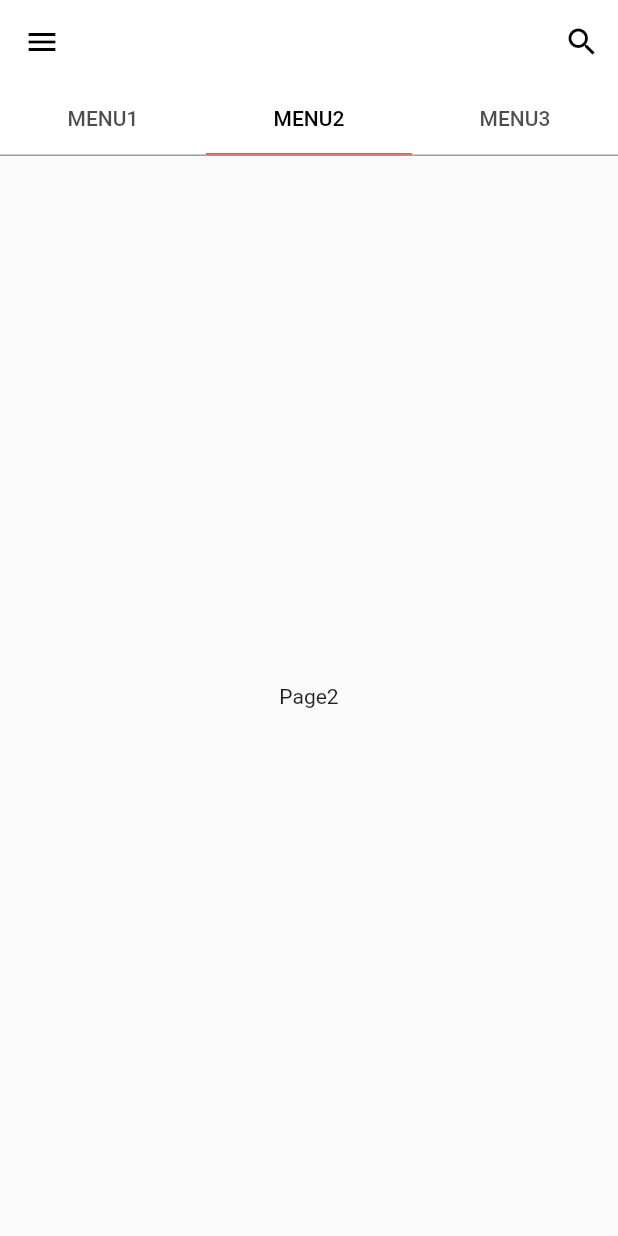
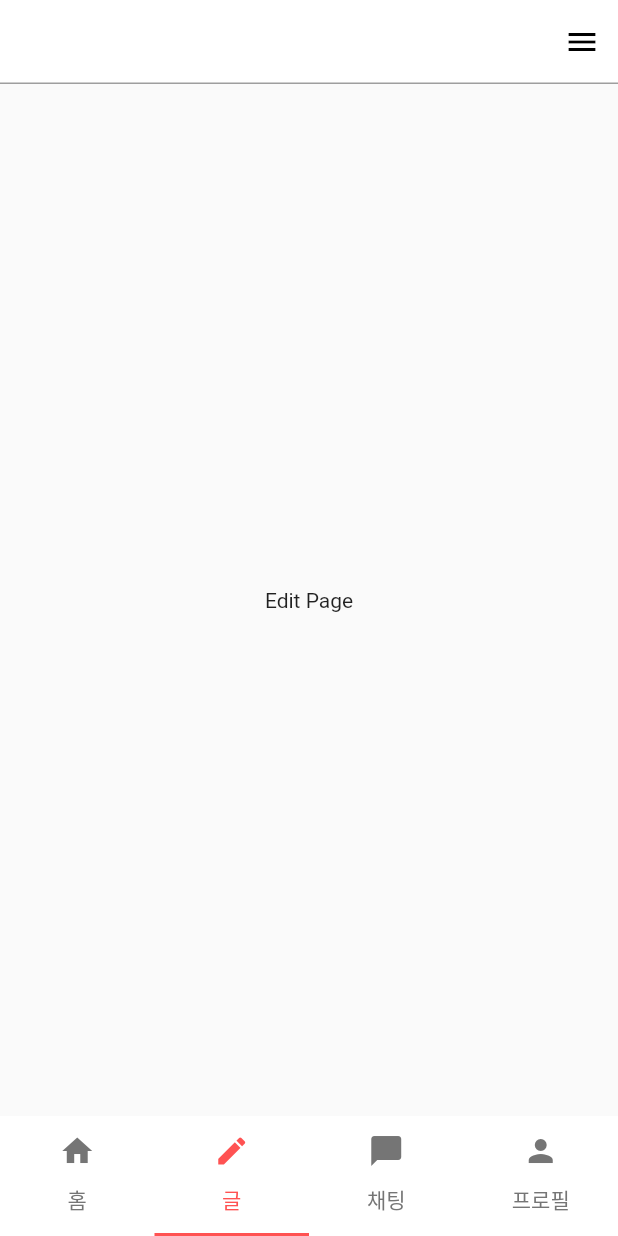
Before and after one commit to jongho-dev/FencingApp, a Flutter app: the screen it shows after launch, on a phone screen of 412 x 824 dp. Run offline on Flutter 3.47's test engine with Material 2 defaults, Android fonts, the light colour scheme and no system bars.

Commit message:
FEAT: BottomNavigateBar 구현

```diff
--- a/lib/main.dart
+++ b/lib/main.dart
@@ -27,37 +27,71 @@ class _HomePageState extends State<HomePage> {
   Widget build(BuildContext context) {
     return DefaultTabController(
       initialIndex: 1,
-      length: 3,
+      length: 4,
       child: Scaffold(
         appBar: AppBar(
           backgroundColor: Colors.white,
           elevation: 0.0,
           shape: Border(bottom: BorderSide(color: Colors.grey, width: 1.0)),
           iconTheme: IconThemeData(color: Colors.black),
-            actions: [
-              IconButton(
-                icon: Icon(Icons.search),
-                onPressed: () {},
-              )
+          // actions: [
+          //   IconButton(
+          //     icon: Icon(Icons.search),
+          //     onPressed: () {},
+          //   ),
+          //   IconButton(
+          //     icon: Icon(Icons.person),
+          //     onPressed: () {},
+          //   )
+          // ],
+          // bottom: TabBar(
+          //   tabs: [
+          //     Tab(text: '홈'),
+          //     Tab(text: 'MENU2'),
+          //     Tab(text: 'MENU3'),
+          //   ],
+          //   labelColor: Colors.black,
+          //   indicatorColor: Colors.redAccent,
+          // ),
+        ),
+        endDrawer: Drawer(),
+        body: TabBarView(
+          children: [
+            Center(child: Text('Home Page')),
+            Center(child: Text('Edit Page')),
+            Center(child: Text('Chatting Page')),
+            Center(child: Text('Profile Page'))
           ],
-            bottom: TabBar(
+        ),
+        bottomNavigationBar: Container(
+          color: Colors.white,
+          height: 80,
+          child: TabBar(
             tabs: [
-                Tab(text: 'MENU1'),
-                Tab(text: 'MENU2'),
-                Tab(text: 'MENU3'),
+              Tab(
+                icon: Icon(Icons.home),
+                text: '홈',
+              ),
+              Tab(
+                icon: Icon(Icons.edit),
+                text: '글',
+              ),
+              Tab(
+                icon: Icon(Icons.chat_bubble),
+                text: '채팅',
+              ),
+              Tab(
+                icon: Icon(Icons.person),
+                text: '프로필',
+              ),
             ],
-              labelColor: Colors.black,
+            labelColor: Colors.redAccent,
+            labelStyle: TextStyle(fontSize: 14),
             indicatorColor: Colors.redAccent,
+            unselectedLabelColor: Colors.grey[600],
           ),
         ),
-          drawer: Drawer(),
-          body: TabBarView(
-            children: [
-              Center(child: Text('Page1')),
-              Center(child: Text('Page2')),
-              Center(child: Text('Page3')),
-            ],
-          )),
+      ),
     );
   }
 }
```
Lines whose indentation alone changed are shown as unchanged.
